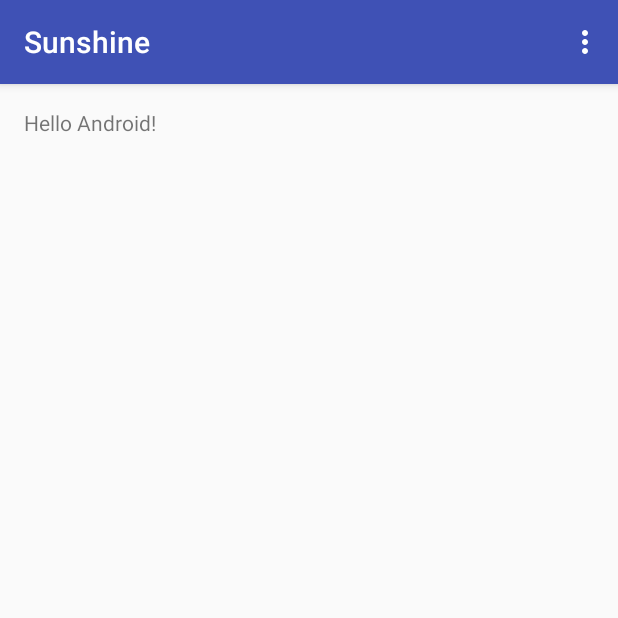
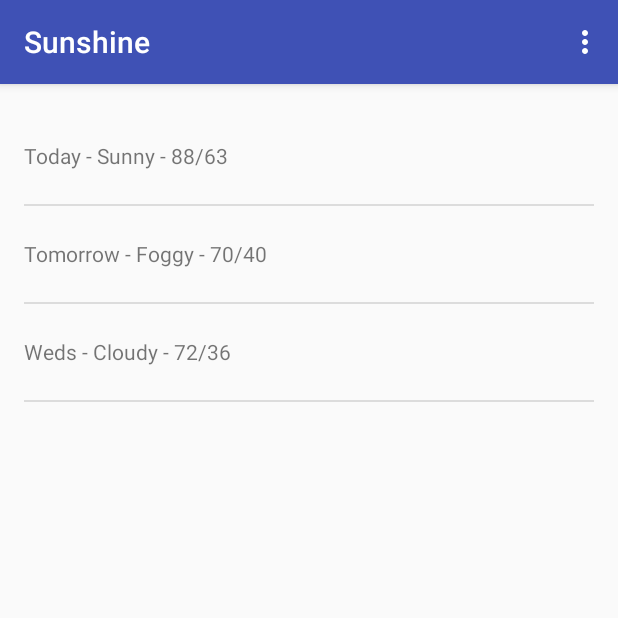
Before and after one commit to vsvikram/Sunshine, an Android app: the screen it shows after launch (MainActivity), on a phone screen of 412 x 824 dp, the top half of it. Run offline under Robolectric (Android 15) with nearby library versions, the phone set to English and light mode, and no system bars.

Commit message:
Sunshine lession_1 commit

```diff
--- a/Sunshine/app/src/main/java/action/sunshine/MainActivity.java
+++ b/Sunshine/app/src/main/java/action/sunshine/MainActivity.java
@@ -1,13 +1,20 @@
 package action.sunshine;
 
 import android.os.Bundle;
-import android.support.design.widget.FloatingActionButton;
-import android.support.design.widget.Snackbar;
+import android.support.v4.app.Fragment;
 import android.support.v7.app.AppCompatActivity;
 import android.support.v7.widget.Toolbar;
-import android.view.View;
+import android.view.LayoutInflater;
 import android.view.Menu;
 import android.view.MenuItem;
+import android.view.View;
+import android.view.ViewGroup;
+import android.widget.ArrayAdapter;
+import android.widget.ListView;
+
+import java.util.ArrayList;
+import java.util.Arrays;
+import java.util.List;
 
 public class MainActivity extends AppCompatActivity {
 
@@ -17,6 +24,11 @@ public class MainActivity extends AppCompatActivity {
         setContentView(R.layout.activity_main);
         Toolbar toolbar = (Toolbar) findViewById(R.id.toolbar);
         setSupportActionBar(toolbar);
+        if(savedInstanceState == null){
+            getSupportFragmentManager().beginTransaction()
+                    .add(R.id.container, new PlaceHolderFragment())
+                    .commit();
+        }
 
     }
 
@@ -41,4 +53,32 @@ public class MainActivity extends AppCompatActivity {
 
         return super.onOptionsItemSelected(item);
     }
+
+    // A Placeholder fragment containing a simple view.
+    public static class PlaceHolderFragment extends Fragment {
+        private ArrayAdapter<String> arrayAdapter;
+
+        public PlaceHolderFragment() {
+
+        }
+
+        public View onCreateView(LayoutInflater inflater, ViewGroup container, Bundle
+                savedInstanceState) {
+            String[] forecastArray = {
+                    "Today - Sunny - 88/63",
+                    "Tomorrow - Foggy - 70/40",
+                    "Weds - Cloudy - 72/36"
+            };
+            View rootView = inflater.inflate(R.layout.content_main, container, false);
+            List<String> weekForecast = new ArrayList<String>(Arrays.asList(forecastArray));
+            arrayAdapter = new ArrayAdapter<String>(
+                    getActivity(),
+                    R.layout.list_item_forcast,
+                    R.id.list_item_forecast_textview,
+                    weekForecast);
+            ListView listView = (ListView) rootView.findViewById(R.id.listview_forcast);
+            listView.setAdapter(arrayAdapter);
+            return rootView;
+        }
+    }
 }
--- a/Sunshine/app/src/main/res/layout/activity_main.xml
+++ b/Sunshine/app/src/main/res/layout/activity_main.xml
@@ -5,6 +5,7 @@
     android:layout_width="match_parent"
     android:layout_height="match_parent"
     android:fitsSystemWindows="true"
+    android:id="@+id/container"
     tools:context="action.sunshine.MainActivity">
 
     <android.support.design.widget.AppBarLayout
@@ -21,6 +22,6 @@
 
     </android.support.design.widget.AppBarLayout>
 
-    <include layout="@layout/content_main" />
+
 
 </android.support.design.widget.CoordinatorLayout>
--- a/Sunshine/app/src/main/res/layout/content_main.xml
+++ b/Sunshine/app/src/main/res/layout/content_main.xml
@@ -1,5 +1,5 @@
 <?xml version="1.0" encoding="utf-8"?>
-<RelativeLayout xmlns:android="http://schemas.android.com/apk/res/android"
+<FrameLayout xmlns:android="http://schemas.android.com/apk/res/android"
     xmlns:app="http://schemas.android.com/apk/res-auto"
     xmlns:tools="http://schemas.android.com/tools"
     android:layout_width="match_parent"
@@ -9,11 +9,10 @@
     android:paddingRight="@dimen/activity_horizontal_margin"
     android:paddingTop="@dimen/activity_vertical_margin"
     app:layout_behavior="@string/appbar_scrolling_view_behavior"
-    tools:context="action.sunshine.MainActivity"
-    tools:showIn="@layout/activity_main">
+    tools:context="action.sunshine.MainActivity">
 
-    <TextView
-        android:layout_width="wrap_content"
-        android:layout_height="wrap_content"
-        android:text="Hello Android!" />
-</RelativeLayout>
+    <ListView
+        android:id="@+id/listview_forcast"
+        android:layout_width="match_parent"
+        android:layout_height="match_parent" />
+</FrameLayout>
--- /dev/null
+++ b/Sunshine/app/src/main/res/layout/list_item_forcast.xml
@@ -0,0 +1,9 @@
+<?xml version="1.0" encoding="utf-8"?>
+<TextView xmlns:android="http://schemas.android.com/apk/res/android"
+    android:layout_width="match_parent"
+    android:layout_height="wrap_content"
+    android:minHeight="?android:attr/listPreferredItemHeight"
+    android:gravity="center_vertical"
+    android:id="@+id/list_item_forecast_textview">
+
+</TextView>
```
Also changed, not shown: Sunshine/app/src/main/ic_launcher-web.png, Sunshine/app/src/main/res/mipmap-hdpi/ic_launcher.png, Sunshine/app/src/main/res/mipmap-mdpi/ic_launcher.png, Sunshine/app/src/main/res/mipmap-xhdpi/ic_launcher.png, Sunshine/app/src/main/res/mipmap-xxhdpi/ic_launcher.png, Sunshine/app/src/main/res/mipmap-xxxhdpi/ic_launcher.png.
